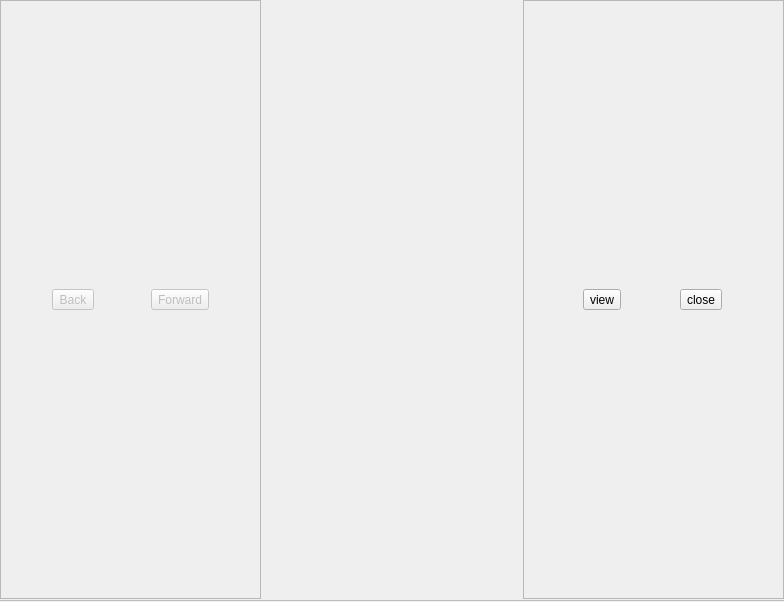
This is src/libskribisto-desktop-common/src/view.ui in jacquetc/skribisto as Qt 5 draws it before an edit. The edited form follows.
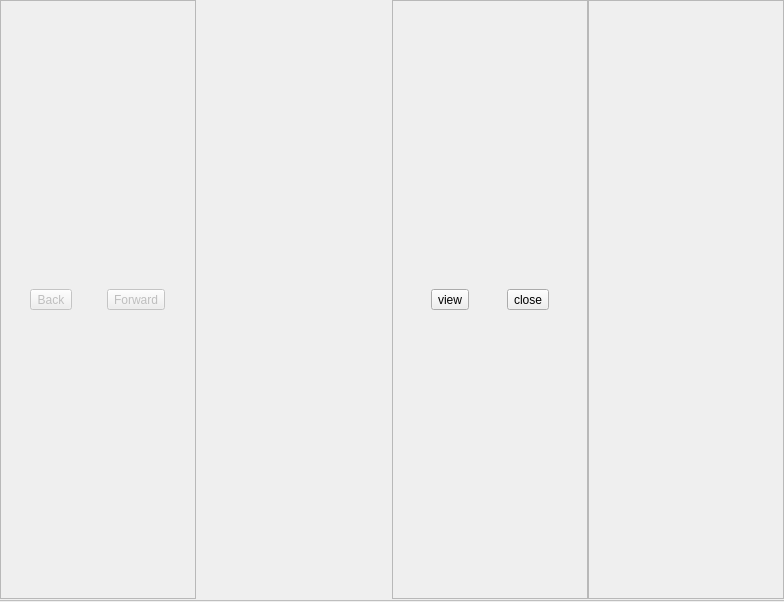
This is the edited form. Icons and pictures are not drawn.

Diff of the .ui file:
```diff
--- a/src/libskribisto-desktop-common/src/view.ui
+++ b/src/libskribisto-desktop-common/src/view.ui
@@ -41,7 +41,7 @@
       <number>0</number>
      </property>
      <item>
-      <layout class="QHBoxLayout" name="toolBarLayout" stretch="0,0,0">
+      <layout class="QHBoxLayout" name="toolBarLayout" stretch="0,0,0,0">
        <property name="spacing">
         <number>0</number>
        </property>
@@ -158,6 +158,37 @@
          </layout>
         </widget>
        </item>
+       <item>
+        <widget class="QFrame" name="titleFrame">
+         <property name="frameShape">
+          <enum>QFrame::StyledPanel</enum>
+         </property>
+         <property name="frameShadow">
+          <enum>QFrame::Raised</enum>
+         </property>
+         <layout class="QHBoxLayout" name="horizontalLayout">
+          <property name="leftMargin">
+           <number>0</number>
+          </property>
+          <property name="topMargin">
+           <number>0</number>
+          </property>
+          <property name="rightMargin">
+           <number>0</number>
+          </property>
+          <property name="bottomMargin">
+           <number>0</number>
+          </property>
+          <item>
+           <widget class="QLabel" name="titleLabel">
+            <property name="text">
+             <string notr="true"/>
+            </property>
+           </widget>
+          </item>
+         </layout>
+        </widget>
+       </item>
       </layout>
      </item>
     </layout>
```
